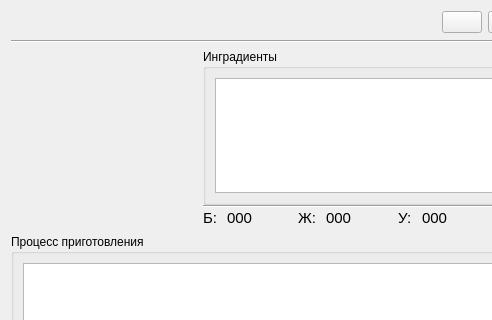
This is project/forms/Recipe_info.ui in Galoev/nutritionist-helper as Qt 5 draws it before an edit; both pictures show x 0 to 492 and y 0 to 320 of the 585 by 423 pixel window. The edited form follows.
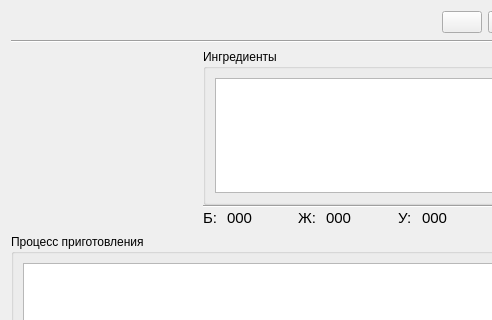
This is the edited form. Icons and pictures are not drawn. Custom widgets are drawn as their Qt base class.

Commit message: Исправление орфографии

What changed in the file:
```diff
--- a/project/forms/Recipe_info.ui
+++ b/project/forms/Recipe_info.ui
@@ -91,7 +91,7 @@
        <item>
         <widget class="QGroupBox" name="groupBox_2">
          <property name="title">
-          <string>Инградиенты</string>
+          <string>Ингредиенты</string>
          </property>
          <layout class="QVBoxLayout" name="verticalLayout_2" stretch="0">
           <item>
```
Left out of the diff: 5 changed lines with no effect on the pictures. The commit also changes 1 other file.
